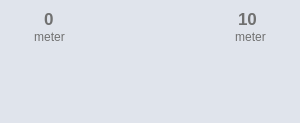
DORSA-co/MSC_Conveyor, file UIFiles/belt_tile.ui: the form before one commit.
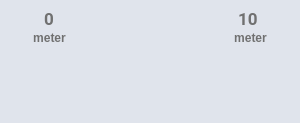
The form after the commit. Icons and pictures are not drawn.

Patch:
```diff
--- a/UIFiles/belt_tile.ui
+++ b/UIFiles/belt_tile.ui
@@ -32,7 +32,14 @@
    <item>
     <widget class="QWidget" name="StyleSheet" native="true">
      <property name="styleSheet">
-      <string notr="true">#main_frame
+      <string notr="true">*{
+	font: auto &quot;Roboto&quot;;
+	font-weight: bold;
+}
+
+/************************************************************/
+
+#main_frame
 {
 	border:None;
 	background-color: #E0E4EC;
@@ -144,8 +151,10 @@
                   </property>
                   <property name="font">
                    <font>
+                    <family>Roboto</family>
                     <pointsize>13</pointsize>
                     <weight>75</weight>
+                    <italic>false</italic>
                     <bold>true</bold>
                    </font>
                   </property>
@@ -248,8 +257,10 @@
                   </property>
                   <property name="font">
                    <font>
+                    <family>Roboto</family>
                     <pointsize>13</pointsize>
                     <weight>75</weight>
+                    <italic>false</italic>
                     <bold>true</bold>
                    </font>
                   </property>
```
